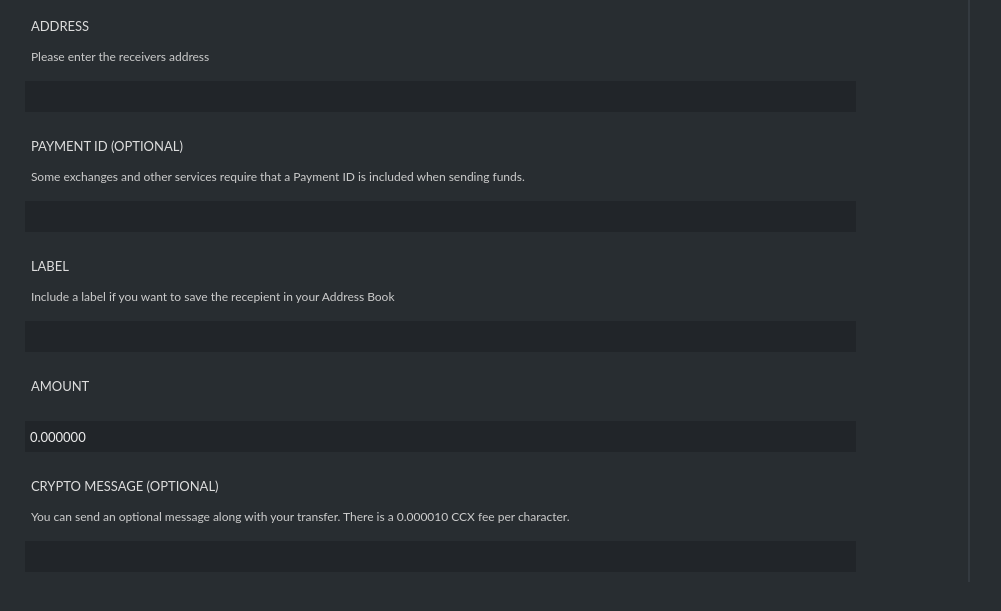
Before: the Qt Designer form src/gui/ui/sendframe.ui in ConcealNetwork/conceal-desktop, drawn with Qt 5; both pictures show x 0 to 1001 and y 89 to 700 of the 1270 by 700 pixel window.
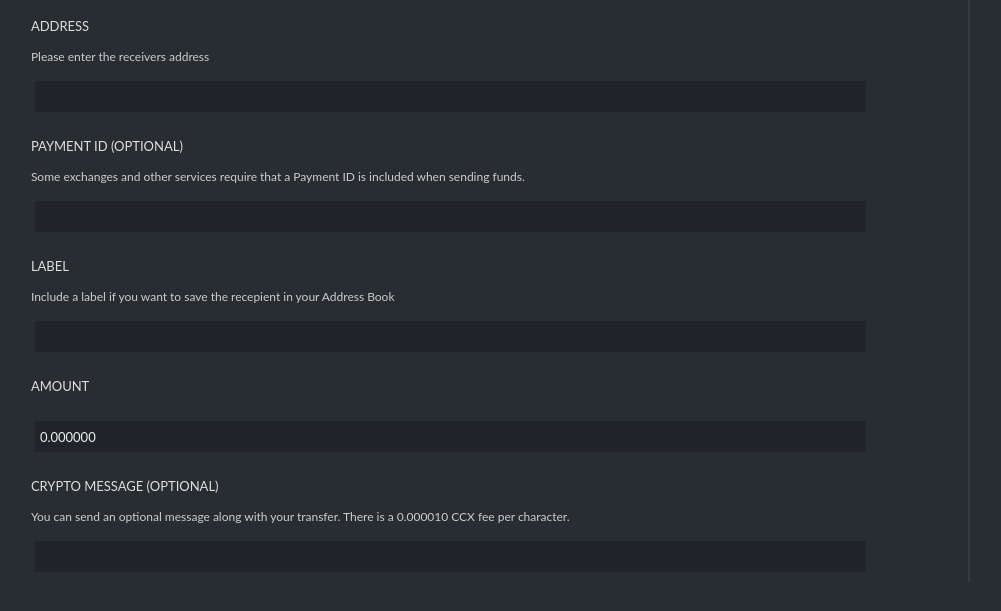
After: the same form once the commit is applied. Icons and pictures are not drawn.

```diff
--- a/src/gui/ui/sendframe.ui
+++ b/src/gui/ui/sendframe.ui
@@ -149,7 +149,7 @@
      <widget class="QLineEdit" name="m_paymentIdEdit">
       <property name="geometry">
        <rect>
-        <x>10</x>
+        <x>20</x>
         <y>290</y>
         <width>831</width>
         <height>31</height>
@@ -199,7 +199,7 @@
      <widget class="QLineEdit" name="m_addressEdit">
       <property name="geometry">
        <rect>
-        <x>10</x>
+        <x>20</x>
         <y>170</y>
         <width>831</width>
         <height>31</height>
@@ -227,7 +227,7 @@
      <widget class="QLineEdit" name="m_labelEdit">
       <property name="geometry">
        <rect>
-        <x>10</x>
+        <x>20</x>
         <y>410</y>
         <width>831</width>
         <height>31</height>
@@ -277,7 +277,7 @@
      <widget class="QLineEdit" name="m_amountEdit">
       <property name="geometry">
        <rect>
-        <x>10</x>
+        <x>20</x>
         <y>510</y>
         <width>831</width>
         <height>31</height>
@@ -601,7 +601,7 @@
      <widget class="QLineEdit" name="m_messageEdit">
       <property name="geometry">
        <rect>
-        <x>10</x>
+        <x>20</x>
         <y>630</y>
         <width>831</width>
         <height>31</height>
```
